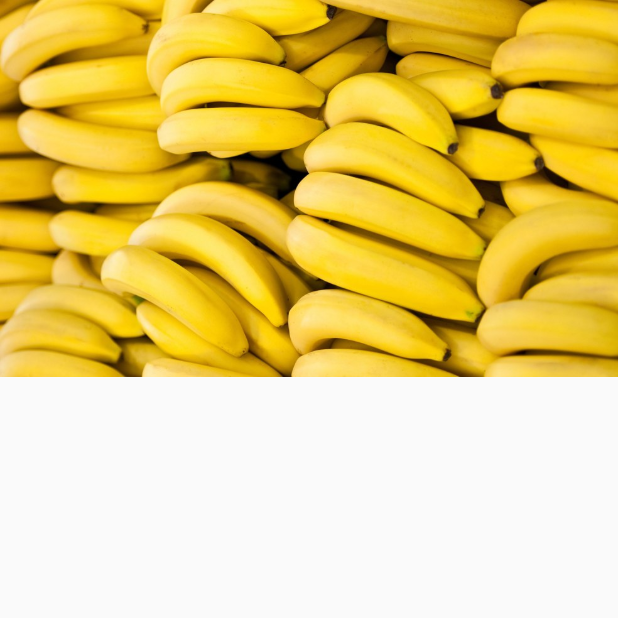
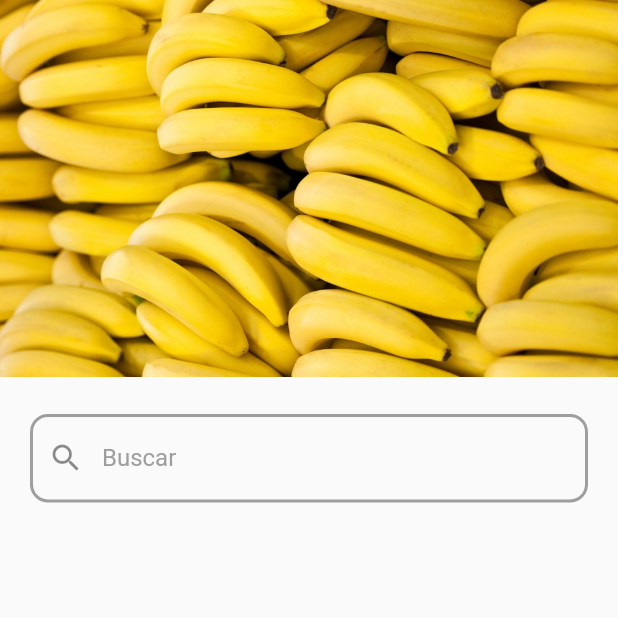
Before and after one commit to Ygsanabria8/MarketPLus, a Flutter app: the Fruits screen opened by its route, on a phone screen of 412 x 824 dp, the top half of it. Run offline on Flutter 3.47's test engine with Material 2 defaults, Android fonts, the phone set to English and light mode, and no system bars; our stand-ins replace flutter_svg.

Commit message:
searchbar

```diff
--- a/lib/pages/fruits.dart
+++ b/lib/pages/fruits.dart
@@ -1,4 +1,4 @@
-import 'package:MarketPlus/widgets/input.dart';
+import 'package:MarketPlus/widgets/searchBar.dart';
 import 'package:flutter/material.dart';
 
 class Fruits extends StatelessWidget {
@@ -11,6 +11,10 @@ class Fruits extends StatelessWidget {
             Image(
               image: AssetImage('assets/img/Bananos.jpg'),
             ),
+            SizedBox(
+              height: MediaQuery.of(context).size.height * 0.03,
+            ),
+            SearchBar(),
           ],
         ),
       ),
--- a/lib/pages/logIn.dart
+++ b/lib/pages/logIn.dart
@@ -67,7 +67,7 @@ class _LoginPageState extends State<LoginPage> {
                 ButtonBlue(
                   name: 'Iniciar Sesion',
                   onPressed: () => {
-                    Navigator.pushNamed(context, 'login'),
+                    Navigator.pushNamed(context, 'fruits'),
                   },
                 ),
                 SizedBox(
--- a/lib/widgets/searchBar.dart
+++ b/lib/widgets/searchBar.dart
@@ -1,25 +1,26 @@
 import 'package:flutter/material.dart';
 
 class SearchBar extends StatelessWidget {
-
-
   @override
   Widget build(BuildContext context) {
-    return Row(
-    children: [
-        IconButton(
-          icon: Icon(
-            Icons.search_outlined,
-          ),
-          onPressed: () => (print("Doy atras")),
-        ),
-        Text(
-          "Buscar",
-          style: TextStyle(
-            fontSize: MediaQuery.of(context).textScaleFactor * 24
-          ),
-        ),
-      ],
+    return Container(
+      padding: EdgeInsets.symmetric(horizontal: 20),
+      child: TextField(
+          autocorrect: true,
+          decoration: InputDecoration(
+            hintText: 'Buscar',
+            prefixIcon: Icon(Icons.search),
+            hintStyle: TextStyle(color: Colors.grey),
+            fillColor: Colors.white70,
+            enabledBorder: OutlineInputBorder(
+              borderRadius: BorderRadius.all(Radius.circular(12.0)),
+              borderSide: BorderSide(color: Colors.grey, width: 2),
+            ),
+            focusedBorder: OutlineInputBorder(
+              borderRadius: BorderRadius.all(Radius.circular(10.0)),
+              borderSide: BorderSide(color: Colors.grey, width: 2),
+            ),
+          )),
     );
   }
 }
```
